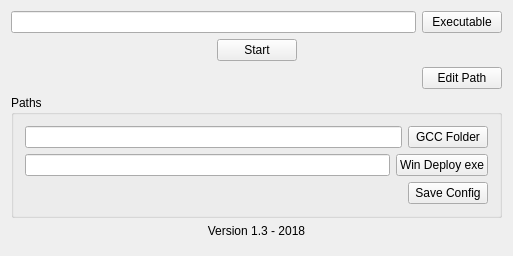
This is widget.ui in feferreira/QtDeploy as Qt 5 draws it before an edit. The edited form follows.
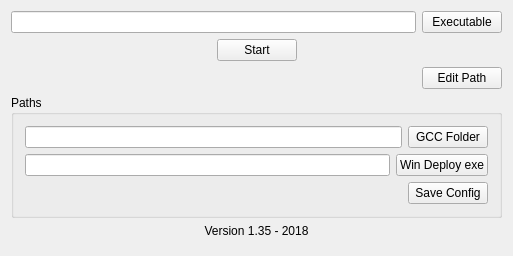
This is the edited form.

Diff of the .ui file:
```diff
--- a/widget.ui
+++ b/widget.ui
@@ -165,7 +165,7 @@
    <item>
     <widget class="QLabel" name="label">
      <property name="text">
-      <string>Version 1.3 - 2018</string>
+      <string>Version 1.35 - 2018</string>
      </property>
      <property name="alignment">
       <set>Qt::AlignCenter</set>
```
Left out of the diff: 2 changed lines with no effect on the pictures.
